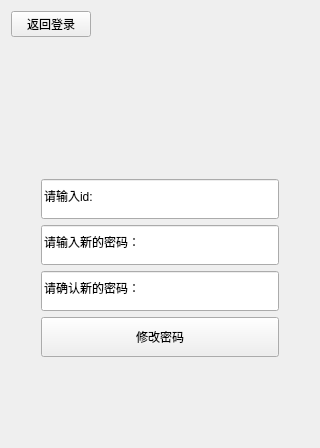
The window that Server/revisedialog.ui (Jearyhao/MyChat) describes before a commit, drawn with Qt 5.
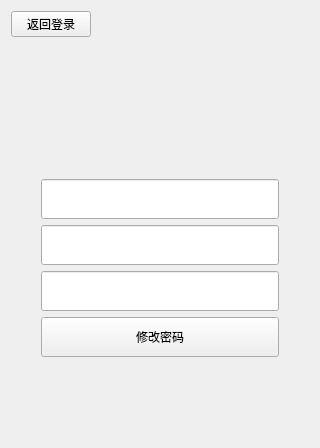
The same window after the commit.

Commit message: add LineEdit Placehold and clear LineEdit when skip to other Dialog

Patch:
```diff
--- a/Server/revisedialog.ui
+++ b/Server/revisedialog.ui
@@ -124,7 +124,7 @@
         </size>
        </property>
        <property name="text">
-        <string>请输入新的密码：</string>
+        <string/>
        </property>
       </widget>
      </item>
@@ -143,7 +143,7 @@
         </size>
        </property>
        <property name="text">
-        <string>请输入id:</string>
+        <string/>
        </property>
       </widget>
      </item>
@@ -178,7 +178,7 @@
         </size>
        </property>
        <property name="text">
-        <string>请确认新的密码：</string>
+        <string/>
        </property>
       </widget>
      </item>
```
The commit also changes 5 other files.
